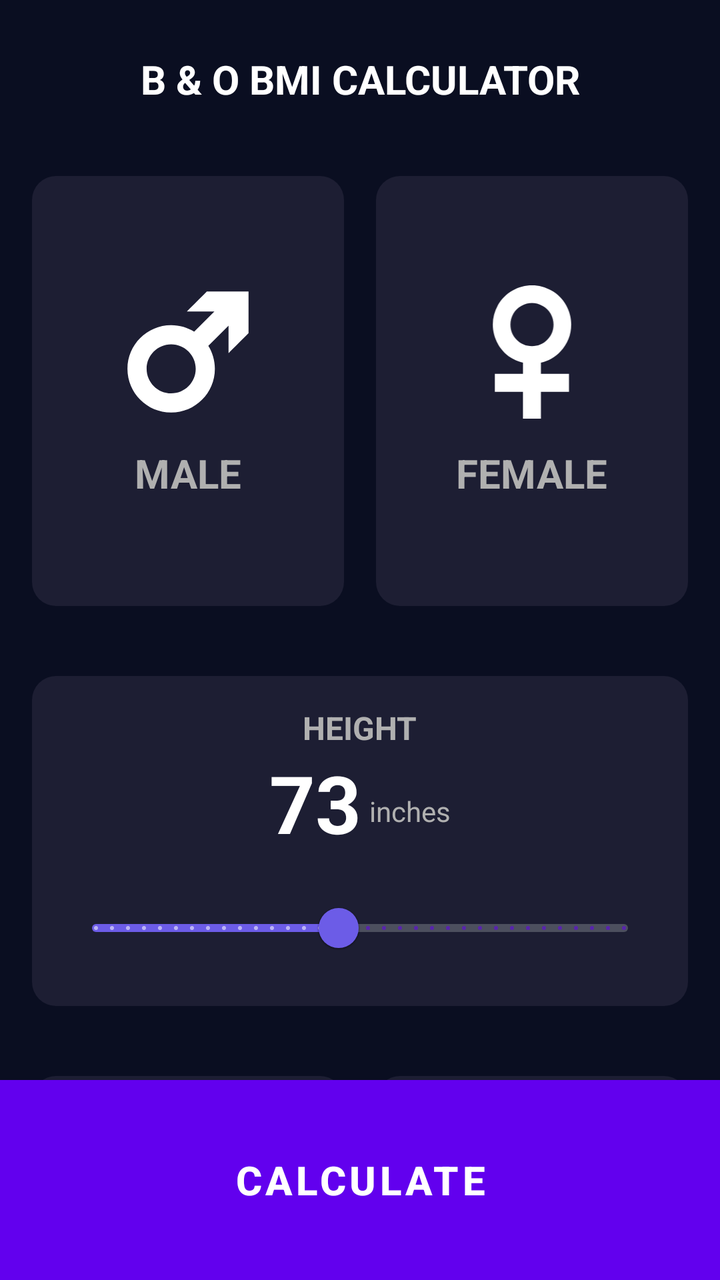
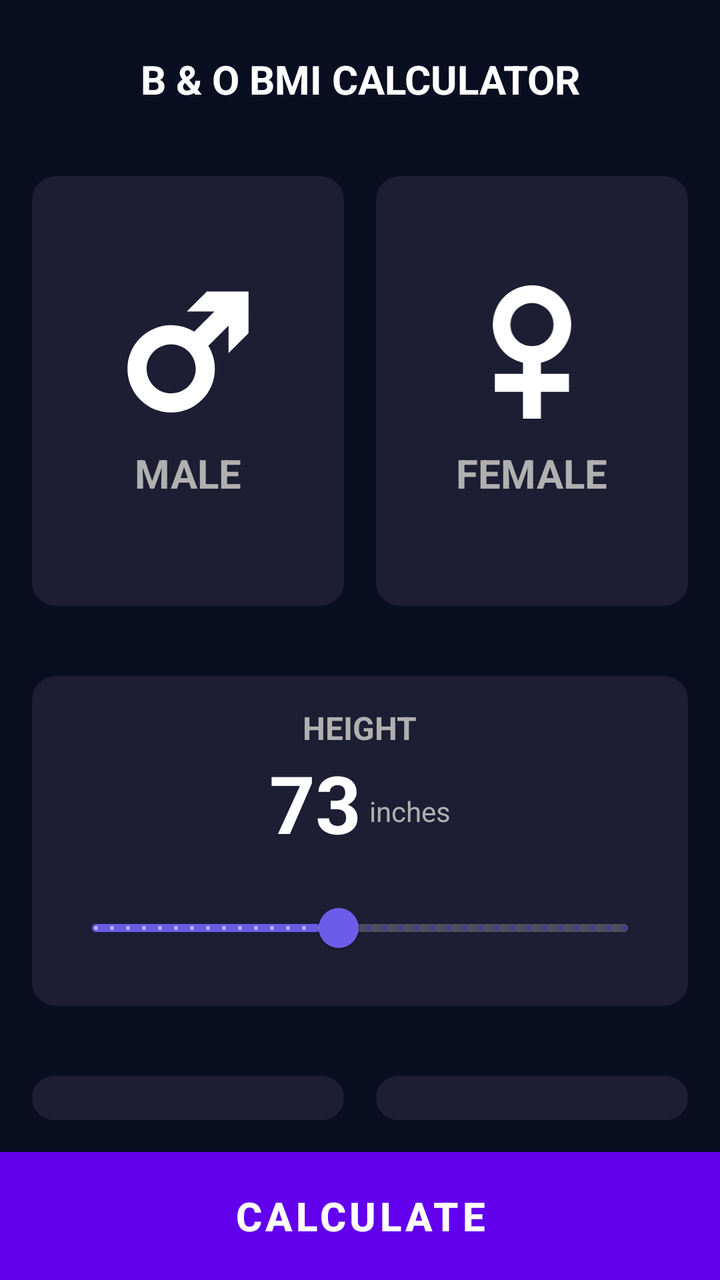

Screens rendered from an Android XML layout before and after an edit, with the pre-edit source and the edit as a unified diff.
<!-- AndroidManifest.xml: activity theme Theme.BMI -->
<!-- res/layout/activity_main.xml -->
<?xml version="1.0" encoding="utf-8"?>
<androidx.constraintlayout.widget.ConstraintLayout xmlns:android="http://schemas.android.com/apk/res/android"
    xmlns:app="http://schemas.android.com/apk/res-auto"
    android:id="@+id/mainAct"
    android:layout_width="match_parent"
    android:layout_height="match_parent"
    android:background="#0A0E21"
    android:fitsSystemWindows="true"
    android:paddingTop="16dp">

    <TextView
        android:id="@+id/text1"
        android:layout_width="0dp"
        android:layout_height="wrap_content"
        android:layout_marginTop="10dp"
        android:gravity="center"
        android:text="B &amp; O BMI CALCULATOR"
        android:textColor="@color/white"
        android:textSize="20sp"
        android:textStyle="bold"
        app:layout_constraintEnd_toEndOf="parent"
        app:layout_constraintStart_toStartOf="parent"
        app:layout_constraintTop_toTopOf="parent" />

    <LinearLayout
        android:id="@+id/maleCard"
        android:layout_width="0dp"
        android:layout_height="215dp"
        android:layout_marginStart="16dp"
        android:layout_marginTop="35dp"
        android:layout_marginEnd="8dp"
        android:background="@drawable/bg_card"
        android:gravity="center"
        android:orientation="vertical"
        app:layout_constraintEnd_toStartOf="@id/femaleCard"
        app:layout_constraintStart_toStartOf="parent"
        app:layout_constraintTop_toBottomOf="@id/text1">

        <ImageView
            android:id="@+id/maleImage"
            android:layout_width="70dp"
            android:layout_height="70dp"
            android:src="@drawable/male_symbol"
            android:tint="@color/white"
            app:tint="@color/white" />

        <TextView
            android:layout_width="wrap_content"
            android:layout_height="wrap_content"
            android:layout_marginTop="12dp"
            android:text="MALE"
            android:textColor="@color/grey"
            android:textSize="20sp"
            android:textStyle="bold" />
    </LinearLayout>

    <LinearLayout
        android:id="@+id/femaleCard"
        android:layout_width="0dp"
        android:layout_height="215dp"
        android:layout_marginStart="8dp"
        android:layout_marginTop="35dp"
        android:layout_marginEnd="16dp"
        android:background="@drawable/bg_card"
        android:gravity="center"
        android:orientation="vertical"
        app:layout_constraintEnd_toEndOf="parent"
        app:layout_constraintStart_toEndOf="@id/maleCard"
        app:layout_constraintTop_toBottomOf="@id/text1">

        <ImageView
            android:id="@+id/femaleImage"
            android:layout_width="70dp"
            android:layout_height="70dp"
            android:src="@drawable/female_symbol"
            android:tint="@color/white"
            app:tint="@color/white" />

        <TextView
            android:layout_width="wrap_content"
            android:layout_height="wrap_content"
            android:layout_marginTop="12dp"
            android:text="FEMALE"
            android:textColor="@color/grey"
            android:textSize="20sp"
            android:textStyle="bold" />
    </LinearLayout>

    <LinearLayout
        android:id="@+id/heightCard"
        android:layout_width="0dp"
        android:layout_height="165dp"
        android:layout_marginStart="16dp"
        android:layout_marginTop="35dp"
        android:layout_marginEnd="16dp"
        android:background="@drawable/bg_card"
        android:gravity="center"
        android:orientation="vertical"
        android:padding="16dp"
        app:layout_constraintEnd_toEndOf="parent"
        app:layout_constraintStart_toStartOf="parent"
        app:layout_constraintTop_toBottomOf="@id/maleCard">

        <TextView
            android:layout_width="wrap_content"
            android:layout_height="wrap_content"
            android:text="HEIGHT"
            android:textColor="@color/grey"
            android:textSize="16sp"
            android:textStyle="bold" />

        <LinearLayout
            android:layout_width="wrap_content"
            android:layout_height="wrap_content"
            android:gravity="bottom"
            android:orientation="horizontal">

            <TextView
                android:id="@+id/heightValue"
                android:layout_width="wrap_content"
                android:layout_height="wrap_content"
                android:text="73"
                android:textColor="@color/white"
                android:textSize="40sp"
                android:textStyle="bold" />

            <TextView
                android:layout_width="wrap_content"
                android:layout_height="wrap_content"
                android:layout_marginStart="4dp"
                android:layout_marginBottom="6dp"
                android:text="inches"
                android:textColor="@color/grey"
                android:textSize="14sp" />
        </LinearLayout>

        <com.google.android.material.slider.Slider
            android:id="@+id/heightSlider"
            android:layout_width="match_parent"
            android:layout_height="wrap_content"
            android:layout_marginTop="12dp"

            android:value="73"
            android:valueFrom="50"
            android:valueTo="100"
            android:stepSize="1"

            app:trackColorActive="#6C5CE7"
            app:trackColorInactive="#4C4F5E"
            app:thumbColor="#6C5CE7" />

    </LinearLayout>

    <LinearLayout
        android:id="@+id/weightCard"
        android:layout_width="0dp"
        android:layout_height="215dp"
        android:layout_marginStart="16dp"
        android:layout_marginTop="35dp"
        android:layout_marginEnd="8dp"
        android:background="@drawable/bg_card"
        android:gravity="center"
        android:orientation="vertical"
        android:padding="12dp"
        app:layout_constraintEnd_toStartOf="@id/ageCard"
        app:layout_constraintStart_toStartOf="parent"
        app:layout_constraintTop_toBottomOf="@id/heightCard">

        <TextView
            android:layout_width="wrap_content"
            android:layout_height="wrap_content"
            android:text="WEIGHT"
            android:textColor="@color/grey"
            android:textSize="16sp"
            android:textStyle="bold" />

        <TextView
            android:id="@+id/weightValue"
            android:layout_width="wrap_content"
            android:layout_height="wrap_content"
            android:text="170"
            android:textColor="@color/white"
            android:textSize="40sp"
            android:textStyle="bold" />

        <LinearLayout
            android:layout_width="wrap_content"
            android:layout_height="wrap_content"
            android:layout_marginTop="8dp"
            android:orientation="horizontal">

            <TextView
                android:id="@+id/btnWeightMinus"
                android:layout_width="55dp"
                android:layout_height="55dp"
                android:background="@drawable/bg_circle_button"
                android:gravity="center"
                android:text="-"
                android:textColor="@color/white"
                android:textSize="28sp"
                android:textStyle="bold" />

            <TextView
                android:id="@+id/btnWeightPlus"
                android:layout_width="55dp"
                android:layout_height="55dp"
                android:layout_marginStart="12dp"
                android:background="@drawable/bg_circle_button"
                android:gravity="center"
                android:text="+"
                android:textColor="@color/white"
                android:textSize="28sp"
                android:textStyle="bold" />
        </LinearLayout>
    </LinearLayout>

    <LinearLayout
        android:id="@+id/ageCard"
        android:layout_width="0dp"
        android:layout_height="215dp"
        android:layout_marginStart="8dp"
        android:layout_marginTop="35dp"
        android:layout_marginEnd="16dp"
        android:background="@drawable/bg_card"
        android:gravity="center"
        android:orientation="vertical"
        android:padding="12dp"
        app:layout_constraintEnd_toEndOf="parent"
        app:layout_constraintStart_toEndOf="@id/weightCard"
        app:layout_constraintTop_toBottomOf="@id/heightCard">

        <TextView
            android:layout_width="wrap_content"
            android:layout_height="wrap_content"
            android:text="AGE"
            android:textColor="@color/grey"
            android:textSize="16sp"
            android:textStyle="bold" />

        <TextView
            android:id="@+id/ageValue"
            android:layout_width="wrap_content"
            android:layout_height="wrap_content"
            android:text="18"
            android:textColor="@color/white"
            android:textSize="40sp"
            android:textStyle="bold" />

        <LinearLayout
            android:layout_width="wrap_content"
            android:layout_height="wrap_content"
            android:layout_marginTop="8dp"
            android:orientation="horizontal">

            <TextView
                android:id="@+id/btnAgeMinus"
                android:layout_width="55dp"
                android:layout_height="55dp"
                android:background="@drawable/bg_circle_button"
                android:gravity="center"
                android:text="-"
                android:textColor="@color/white"
                android:textSize="28sp"
                android:textStyle="bold" />

            <TextView
                android:id="@+id/btnAgePlus"
                android:layout_width="55dp"
                android:layout_height="55dp"
                android:layout_marginStart="12dp"
                android:background="@drawable/bg_circle_button"
                android:gravity="center"
                android:text="+"
                android:textColor="@color/white"
                android:textSize="28sp"
                android:textStyle="bold" />
        </LinearLayout>
    </LinearLayout>

    <Button
        android:id="@+id/btnReCalculate"
        android:layout_width="0dp"
        android:layout_height="100dp"
        android:background="@drawable/bg_button"
        android:text="CALCULATE"
        android:gravity="center"
        android:textColor="@color/white"
        android:textSize="20sp"
        android:textStyle="bold"
        app:layout_constraintBottom_toBottomOf="parent"
        app:layout_constraintEnd_toEndOf="parent"
        app:layout_constraintStart_toStartOf="parent" />

</androidx.constraintlayout.widget.ConstraintLayout>
<!-- resources referenced by this layout -->
<resources>
  <color name="grey">#B0B0B0</color>
  <color name="white">#FFFFFFFF</color>
  <!-- drawable bg_button (drawable) -->
  <?xml version="1.0" encoding="utf-8"?>
  <shape xmlns:android="http://schemas.android.com/apk/res/android"
      android:shape="rectangle">
      <solid android:color="#6C5CE7" />
  </shape>
  <!-- drawable bg_card (drawable) -->
  <?xml version="1.0" encoding="utf-8"?>
  <shape xmlns:android="http://schemas.android.com/apk/res/android"
      android:shape="rectangle">
      <corners android:radius="12dp" />
      <solid android:color="#1D1E33" />
  </shape>
  <!-- drawable bg_circle_button (drawable) -->
  <?xml version="1.0" encoding="utf-8"?>
  <shape xmlns:android="http://schemas.android.com/apk/res/android"
      android:shape="oval">
      <solid android:color="#4C4F5E" />
  </shape>
  <!-- drawable female_symbol (drawable) -->
  <vector xmlns:android="http://schemas.android.com/apk/res/android"
      android:width="987.1dp"
      android:height="1679.5dp"
      android:viewportWidth="987.1"
      android:viewportHeight="1679.5">
    <path
        android:fillColor="#FFFFFFFF"
        android:pathData="M600.5,968.6c89.7,-19.8 167.9,-64.4 234,-134.4c85.9,-90.6 129.3,-199.7 129.3,-323.8c0,-81.2 -20.6,-159.3 -61.4,-232.3c-41.7,-75.1 -100.5,-134.4 -175.6,-176.1c-73.4,-41.2 -151.6,-62.3 -232.7,-62.3c-81.6,0 -160.2,20.6 -233.2,61.4c-74.3,41.7 -133.5,100.5 -175.6,175.6l-0.4,0.4c-40.8,73.9 -61.4,152 -61.4,233.2c0,83.3 21.5,163.2 64,237.9l0.4,0.9c43.8,74.7 103.1,132.7 176.5,172.2l0.9,0.4c41.2,21.9 81.2,37.4 120.2,46.8v134L47.8,1102.5v215.1h337.5v322.1h215.1v-322.1h336.7v-215.1h-336.7L600.5,968.6L600.5,968.6zM493.1,252.7c44.2,0 85.9,11.2 128.4,34.4l0.9,0.4c40.8,21.5 71.7,52 94.5,92.8c23.6,42.5 35.2,85.5 35.2,130.5c0,72.6 -24.9,132.3 -76,183.8c-50.7,50.7 -110.4,75.6 -182.9,75.6c-71.7,0 -131.8,-24.5 -182.9,-75.6c-50.7,-51.1 -75.6,-111.2 -75.6,-183.8c0,-45.1 11.6,-88 35.2,-130.5c22.8,-40.8 53.7,-71.3 94,-93.2C407.3,263.9 449.3,252.7 493.1,252.7z"/>
  </vector>
  <!-- drawable male_symbol (drawable) -->
  <vector xmlns:android="http://schemas.android.com/apk/res/android"
      android:width="1506dp"
      android:height="1506dp"
      android:viewportWidth="1506"
      android:viewportHeight="1506">
    <path
        android:fillColor="#FFFFFFFF"
        android:pathData="M1189.1,101.9h-233.4c-84,84 -131,131 -215,215v0h296.3l-217.5,217.5c-71.9,-44.7 -156.8,-70.4 -247.6,-70.4c-259.6,0 -470.1,210.5 -470.1,470.1s210.5,470.1 470.1,470.1s470.1,-210.5 470.1,-470.1c0,-90.9 -25.8,-175.7 -70.4,-247.6l217.5,-217.5v296.3l0,0c84,-84 131,-131 215,-215V316.9v-215H1189.1zM572,1198.1c-145.8,0 -264.1,-118.2 -264.1,-264.1S426.1,670 572,670s264.1,118.2 264.1,264.1S717.8,1198.1 572,1198.1z"/>
  </vector>
  <style name="Theme.BMI" parent="Theme.MaterialComponents.DayNight.NoActionBar" />
</resources>

<!-- the commit's change to res/layout/activity_main.xml (unified diff, before → after) -->
@@ -29,9 +29,11 @@
         android:layout_marginStart="16dp"
         android:layout_marginTop="35dp"
         android:layout_marginEnd="8dp"
-        android:background="@drawable/bg_card"
-        android:gravity="center"
-        android:orientation="vertical"
+        android:gravity="center"
+        android:orientation="vertical"
+        android:background="@drawable/bg_gender_card_selector"
+        android:clickable="true"
+        android:focusable="true"
         app:layout_constraintEnd_toStartOf="@id/femaleCard"
         app:layout_constraintStart_toStartOf="parent"
         app:layout_constraintTop_toBottomOf="@id/text1">
@@ -61,7 +63,9 @@
         android:layout_marginStart="8dp"
         android:layout_marginTop="35dp"
         android:layout_marginEnd="16dp"
-        android:background="@drawable/bg_card"
+        android:background="@drawable/bg_gender_card_selector"
+        android:clickable="true"
+        android:focusable="true"
         android:gravity="center"
         android:orientation="vertical"
         app:layout_constraintEnd_toEndOf="parent"
@@ -154,17 +158,19 @@
     <LinearLayout
         android:id="@+id/weightCard"
         android:layout_width="0dp"
-        android:layout_height="215dp"
+        android:layout_height="0dp"
         android:layout_marginStart="16dp"
         android:layout_marginTop="35dp"
         android:layout_marginEnd="8dp"
+        android:layout_marginBottom="16dp"
         android:background="@drawable/bg_card"
         android:gravity="center"
         android:orientation="vertical"
         android:padding="12dp"
         app:layout_constraintEnd_toStartOf="@id/ageCard"
         app:layout_constraintStart_toStartOf="parent"
-        app:layout_constraintTop_toBottomOf="@id/heightCard">
+        app:layout_constraintTop_toBottomOf="@id/heightCard"
+        app:layout_constraintBottom_toTopOf="@id/btnReCalculate">
 
         <TextView
             android:layout_width="wrap_content"
@@ -217,8 +223,9 @@
     <LinearLayout
         android:id="@+id/ageCard"
         android:layout_width="0dp"
-        android:layout_height="215dp"
+        android:layout_height="0dp"
         android:layout_marginStart="8dp"
+        android:layout_marginBottom="16dp"
         android:layout_marginTop="35dp"
         android:layout_marginEnd="16dp"
         android:background="@drawable/bg_card"
@@ -227,7 +234,8 @@
         android:padding="12dp"
         app:layout_constraintEnd_toEndOf="parent"
         app:layout_constraintStart_toEndOf="@id/weightCard"
-        app:layout_constraintTop_toBottomOf="@id/heightCard">
+        app:layout_constraintTop_toBottomOf="@id/heightCard"
+        app:layout_constraintBottom_toTopOf="@id/btnReCalculate">
 
         <TextView
             android:layout_width="wrap_content"
@@ -280,7 +288,7 @@
     <Button
         android:id="@+id/btnReCalculate"
         android:layout_width="0dp"
-        android:layout_height="100dp"
+        android:layout_height="64dp"
         android:background="@drawable/bg_button"
         android:text="CALCULATE"
         android:gravity="center"
<!-- resource entries referenced after the edit -->
@@ -21,6 +21,23 @@
       android:shape="oval">
       <solid android:color="#4C4F5E" />
   </shape>
+  <!-- drawable bg_gender_card_selector (drawable) -->
+  <?xml version="1.0" encoding="utf-8"?>
+  <selector xmlns:android="http://schemas.android.com/apk/res/android">
+  
+      <item android:state_selected="true">
+          <shape android:shape="rectangle">
+              <solid android:color="#29264A" />
+              <corners android:radius="16dp" />
+              <stroke
+                  android:width="2dp"
+                  android:color="#6C5CE7" />
+          </shape>
+      </item>
+  
+      <item android:drawable="@drawable/bg_card" />
+  
+  </selector>
   <!-- drawable female_symbol (drawable) -->
   <vector xmlns:android="http://schemas.android.com/apk/res/android"
       android:width="987.1dp"
